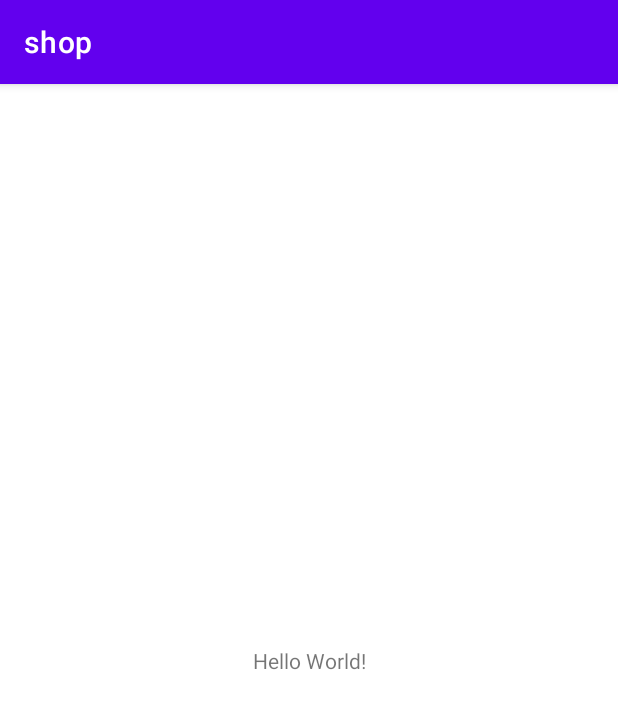
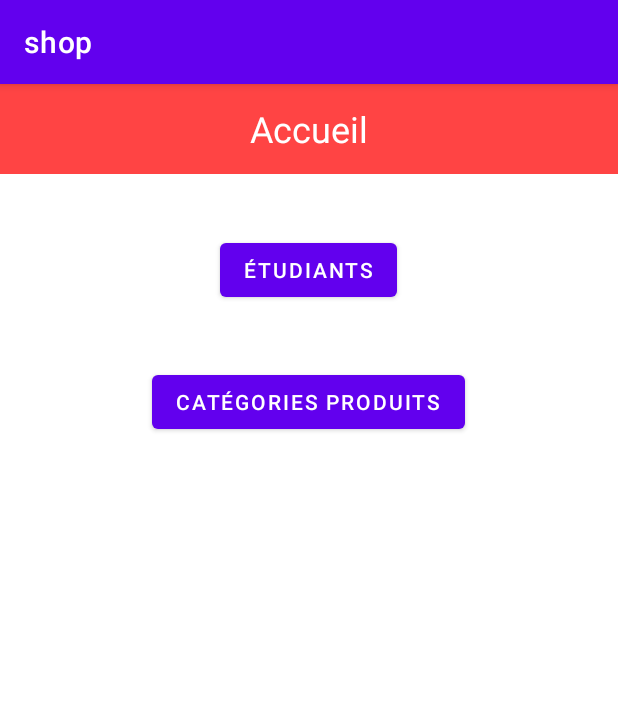
Before and after one commit to sevndl/dev-mobile-android, an Android app: the screen it shows after launch (MainActivity before the commit, HomeActivity after it), on a phone screen of 412 x 824 dp. Shown: the top 709 px of the screen. Run offline under Robolectric (Android 15) with nearby library versions, the phone set to English and light mode, and no system bars.

Commit message:
Splash + home avec 2 boutons

```diff
--- a/app/src/main/AndroidManifest.xml
+++ b/app/src/main/AndroidManifest.xml
@@ -9,7 +9,10 @@
         android:roundIcon="@mipmap/ic_launcher_round"
         android:supportsRtl="true"
         android:theme="@style/Theme.Shop">
-        <activity android:name=".MainActivity">
+        <activity android:name=".CategoriesActivity"></activity>
+        <activity android:name=".GroupeActivity" />
+        <activity android:name=".HomeActivity" />
+        <activity android:name=".SplashActivity">
             <intent-filter>
                 <action android:name="android.intent.action.MAIN" />
 
--- /dev/null
+++ b/app/src/main/java/fr/epsi/shop/EpsiActivity.java
@@ -0,0 +1,46 @@
+package fr.epsi.shop;
+
+import android.os.Bundle;
+import android.util.Log;
+import android.view.View;
+import android.widget.ImageView;
+import android.widget.TextView;
+
+import androidx.annotation.Nullable;
+import androidx.appcompat.app.AppCompatActivity;
+
+public class EpsiActivity extends AppCompatActivity {
+
+    @Override
+    protected void onCreate(@Nullable Bundle savedInstanceState) {
+        super.onCreate(savedInstanceState);
+        Log.d("tag","############## onCreate ################# :"+getClass().getSimpleName());
+    }
+
+
+    @Override
+    public void finish() {
+        super.finish();
+        Log.d("tag","############## finish ################# :"+getClass().getSimpleName());
+    }
+
+    public void showBack(){
+        ImageView imageView=findViewById(R.id.imageViewBack);
+        if(imageView!=null){
+            imageView.setVisibility(View.VISIBLE);
+            imageView.setOnClickListener(new View.OnClickListener() {
+                @Override
+                public void onClick(View v) {
+                    onBackPressed();
+                }
+            });
+        }
+    }
+
+    public void setTitle(String title){
+        TextView textView=findViewById(R.id.textViewTitle);
+        if(textView!=null){
+            textView.setText(title);
+        }
+    }
+}
--- /dev/null
+++ b/app/src/main/java/fr/epsi/shop/HomeActivity.java
@@ -0,0 +1,34 @@
+package fr.epsi.shop;
+
+import android.content.Intent;
+import android.os.Bundle;
+import android.view.View;
+
+public class HomeActivity extends EpsiActivity implements View.OnClickListener {
+
+    public static void displayActivity(SplashActivity activity) {
+        Intent intent = new Intent(activity, HomeActivity.class);
+        activity.startActivity(intent);
+    }
+
+    @Override
+    protected void onCreate(Bundle savedInstanceState) {
+        super.onCreate(savedInstanceState);
+        setContentView(R.layout.activity_home);
+        setTitle("Accueil");
+        findViewById(R.id.buttonEtudiants).setOnClickListener(this);
+        findViewById(R.id.buttonCategorie).setOnClickListener(this);
+    }
+
+    @Override
+    public void onClick(View v) {
+        switch (v.getId()){
+            case R.id.buttonEtudiants:
+                GroupeActivity.displayActivity(this, "Groupe");
+                break;
+            case R.id.buttonCategorie:
+                CategoriesActivity.displayActivity(this, "Catégories");
+                break;
+        }
+    }
+}
--- a/app/src/main/java/fr/epsi/shop/MainActivity.java
+++ /dev/null
@@ -1,14 +0,0 @@
-package fr.epsi.shop;
-
-import androidx.appcompat.app.AppCompatActivity;
-
-import android.os.Bundle;
-
-public class MainActivity extends AppCompatActivity {
-
-    @Override
-    protected void onCreate(Bundle savedInstanceState) {
-        super.onCreate(savedInstanceState);
-        setContentView(R.layout.activity_main);
-    }
-}
--- /dev/null
+++ b/app/src/main/java/fr/epsi/shop/SplashActivity.java
@@ -0,0 +1,24 @@
+package fr.epsi.shop;
+
+import androidx.appcompat.app.AppCompatActivity;
+
+import android.os.Bundle;
+import android.os.Looper;
+import android.os.Handler;
+
+public class SplashActivity extends AppCompatActivity {
+
+    @Override
+    protected void onCreate(Bundle savedInstanceState) {
+        super.onCreate(savedInstanceState);
+        setContentView(R.layout.activity_splash);
+
+        new Handler(Looper.getMainLooper()).postDelayed(new Runnable() {
+            @Override
+            public void run() {
+                HomeActivity.displayActivity(SplashActivity.this);
+                finish();
+            }
+        },2000);
+    }
+}
--- a/app/src/main/res/layout/activity_main.xml
+++ b/app/src/main/res/layout/activity_groupe.xml
@@ -4,15 +4,6 @@
     xmlns:tools="http://schemas.android.com/tools"
     android:layout_width="match_parent"
     android:layout_height="match_parent"
-    tools:context=".MainActivity">
-
-    <TextView
-        android:layout_width="wrap_content"
-        android:layout_height="wrap_content"
-        android:text="Hello World!"
-        app:layout_constraintBottom_toBottomOf="parent"
-        app:layout_constraintLeft_toLeftOf="parent"
-        app:layout_constraintRight_toRightOf="parent"
-        app:layout_constraintTop_toTopOf="parent" />
+    tools:context=".GroupeActivity">
 
 </androidx.constraintlayout.widget.ConstraintLayout>
--- /dev/null
+++ b/app/src/main/res/layout/activity_home.xml
@@ -0,0 +1,28 @@
+<?xml version="1.0" encoding="utf-8"?>
+<LinearLayout
+    android:orientation="vertical"
+    xmlns:android="http://schemas.android.com/apk/res/android"
+    xmlns:tools="http://schemas.android.com/tools"
+    android:layout_width="match_parent"
+    android:layout_height="match_parent"
+    tools:context=".HomeActivity">
+    <include
+        android:layout_width="match_parent"
+        android:layout_height="wrap_content"
+        layout="@layout/layout_header"/>
+
+    <Button
+        android:id="@+id/buttonEtudiants"
+        android:layout_marginTop="40dp"
+        android:layout_width="wrap_content"
+        android:layout_height="wrap_content"
+        android:layout_gravity="center_horizontal"
+        android:text="Étudiants"/>
+    <Button
+        android:id="@+id/buttonCategorie"
+        android:layout_marginTop="40dp"
+        android:layout_width="wrap_content"
+        android:layout_height="wrap_content"
+        android:layout_gravity="center_horizontal"
+        android:text="Catégories produits"/>
+</LinearLayout>
--- /dev/null
+++ b/app/src/main/res/layout/layout_header.xml
@@ -0,0 +1,28 @@
+<?xml version="1.0" encoding="utf-8"?>
+<RelativeLayout
+    xmlns:android="http://schemas.android.com/apk/res/android" android:layout_width="match_parent"
+    android:layout_height="match_parent">
+    <RelativeLayout
+        android:layout_width="match_parent"
+        android:layout_height="60dp"
+        android:background="@android:color/holo_red_light">
+        <ImageView
+            android:id="@+id/imageViewBack"
+            android:visibility="gone"
+            android:layout_width="40dp"
+            android:layout_height="40dp"
+            android:src="@drawable/back"
+            android:layout_marginStart="5dp"
+            android:layout_centerVertical="true"/>
+        <TextView
+            android:id="@+id/textViewTitle"
+            android:layout_centerInParent="true"
+            android:layout_width="wrap_content"
+            android:layout_height="match_parent"
+            android:gravity="center_vertical"
+            android:text="Epsi"
+            android:textSize="24sp"
+            android:textColor="@android:color/white"/>
+    </RelativeLayout>
+
+</RelativeLayout>
```
Also changed, not shown: app/src/main/java/fr/epsi/shop/CategoriesActivity.java (added, +19 -0 lines), app/src/main/java/fr/epsi/shop/GroupeActivity.java (added, +19 -0 lines), app/src/main/res/layout/activity_categories.xml (added, +9 -0 lines), app/src/main/res/layout/activity_splash.xml (added, +17 -0 lines), app/src/main/res/drawable/back.png (added), app/src/main/res/drawable/epsi_logo.jpg (added).
